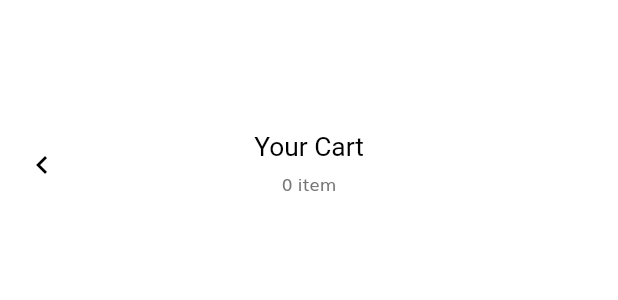
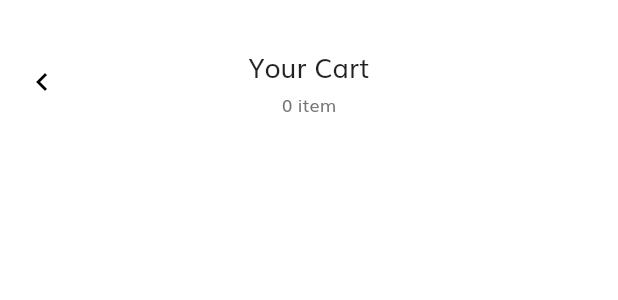
Before and after one commit to TrucLuong47/Ecommerce_App_UI_Flutter, a Flutter app: the CartAppBar widget shown alone on an empty page, opened directly, on a phone screen of 412 x 824 dp. Shown: the top 300 px of the screen. Run offline on Flutter 3.47's test engine with Material 2 defaults, Android fonts, the phone set to English and light mode, and no system bars; our stand-ins replace flutter_svg, get, smooth_page_indicator; missing offline and left inert: regexed_validator.

Commit message:
Modified CartScreen

```diff
--- a/lib/views/screens/CartScreen/cart_screen.dart
+++ b/lib/views/screens/CartScreen/cart_screen.dart
@@ -11,10 +11,7 @@ class CartScreen extends StatelessWidget {
   @override
   Widget build(BuildContext context) {
     return const Scaffold(
-      appBar: PreferredSize(
-        preferredSize: Size.fromHeight(70),
-        child: CartAppBar(),
-      ),
+      appBar: CartAppBar(),
       body: CartBody(),
       bottomNavigationBar: CartBottomNavBar(),
     );
--- a/lib/views/screens/CartScreen/components/cart_app_bar.dart
+++ b/lib/views/screens/CartScreen/components/cart_app_bar.dart
@@ -3,22 +3,21 @@ import 'package:ecommerce_app_flutter/models/cart_provider.dart';
 import 'package:flutter/material.dart';
 import 'package:provider/provider.dart';
 
-class CartAppBar extends StatelessWidget {
+class CartAppBar extends StatelessWidget implements PreferredSize {
   const CartAppBar({super.key});
 
   @override
   Widget build(BuildContext context) {
     return AppBar(
-      toolbarHeight: getProportinateScreenWidth(100),
+      toolbarHeight: getProportinateScreenWidth(50),
       centerTitle: true,
       title: Column(
         children: [
           Text(
             'Your Cart',
-            style: TextStyle(
-              fontSize: getProportinateScreenWidth(8),
-              color: Colors.black,
-            ),
+            style: Theme.of(context).textTheme.titleMedium!.copyWith(
+                  fontSize: getProportinateScreenWidth(8),
+                ),
           ),
           SizedBox(height: SizeConfig.screenHeight! * 0.005),
           Consumer<CartProvider>(
@@ -39,4 +38,10 @@ class CartAppBar extends StatelessWidget {
       ),
     );
   }
+
+  @override
+  Widget get child => throw UnimplementedError();
+
+  @override
+  Size get preferredSize => const Size(double.maxFinite, 70);
 }
```
Also changed, not shown: lib/views/screens/CartScreen/components/cart_bottom_nav_bar.dart (+8 -1 lines).
